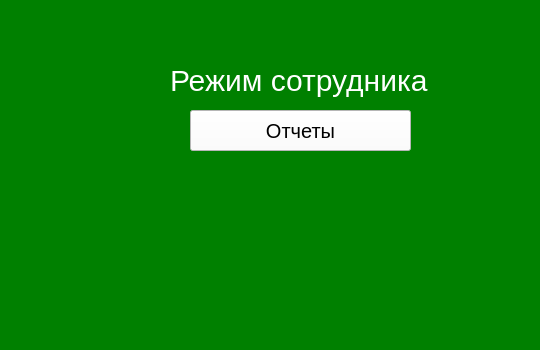
FireSpirit171/BookShop, file EmployeeWindow/employeewindow.ui: the form before one commit; both pictures show x 0 to 540 and y 0 to 350 of the 638 by 525 pixel window.
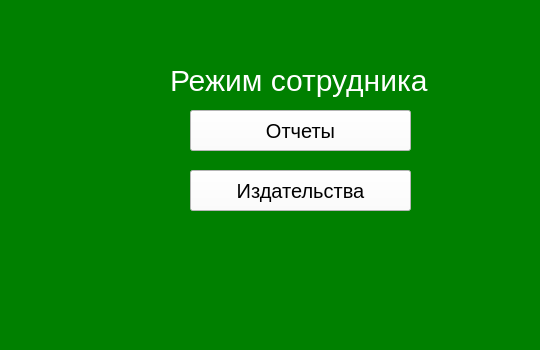
The form after the commit.

Commit message: Форма Издательства

The edit to the form file:
```diff
--- a/EmployeeWindow/employeewindow.ui
+++ b/EmployeeWindow/employeewindow.ui
@@ -51,6 +51,24 @@
     <string>Режим сотрудника</string>
    </property>
   </widget>
+  <widget class="QPushButton" name="publisher">
+   <property name="geometry">
+    <rect>
+     <x>190</x>
+     <y>170</y>
+     <width>221</width>
+     <height>41</height>
+    </rect>
+   </property>
+   <property name="styleSheet">
+    <string notr="true">background-color: white;
+color:black;
+font-size:20px</string>
+   </property>
+   <property name="text">
+    <string>Издательства</string>
+   </property>
+  </widget>
  </widget>
  <resources/>
  <connections/>
```
The commit also changes 15 other files.
